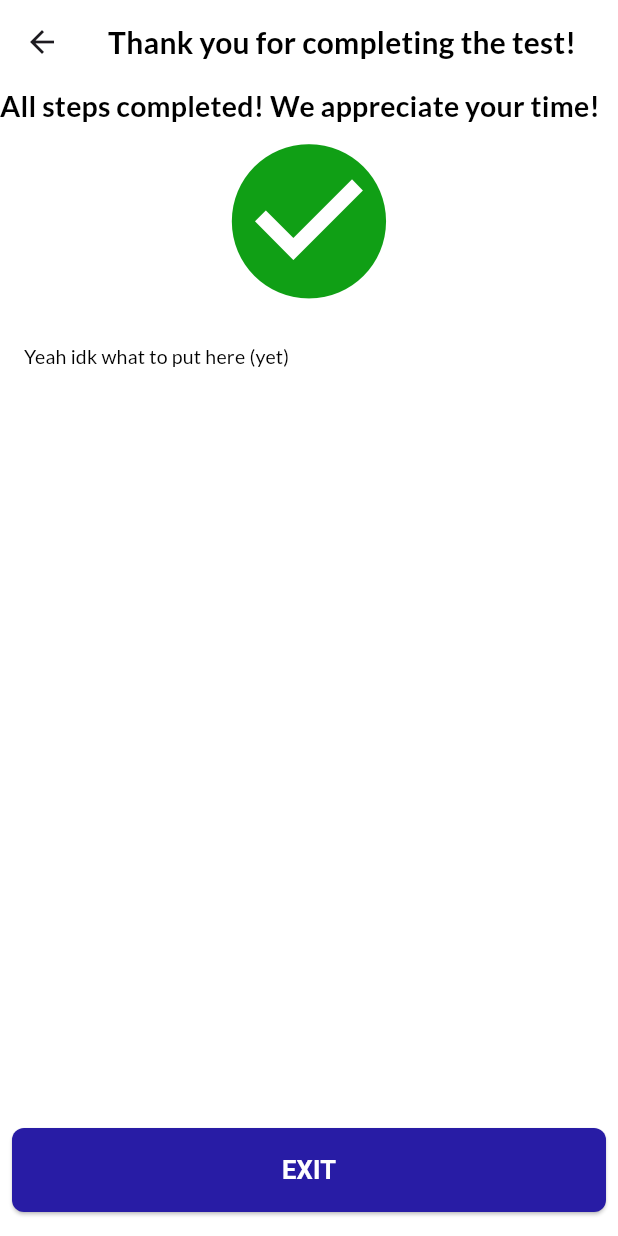
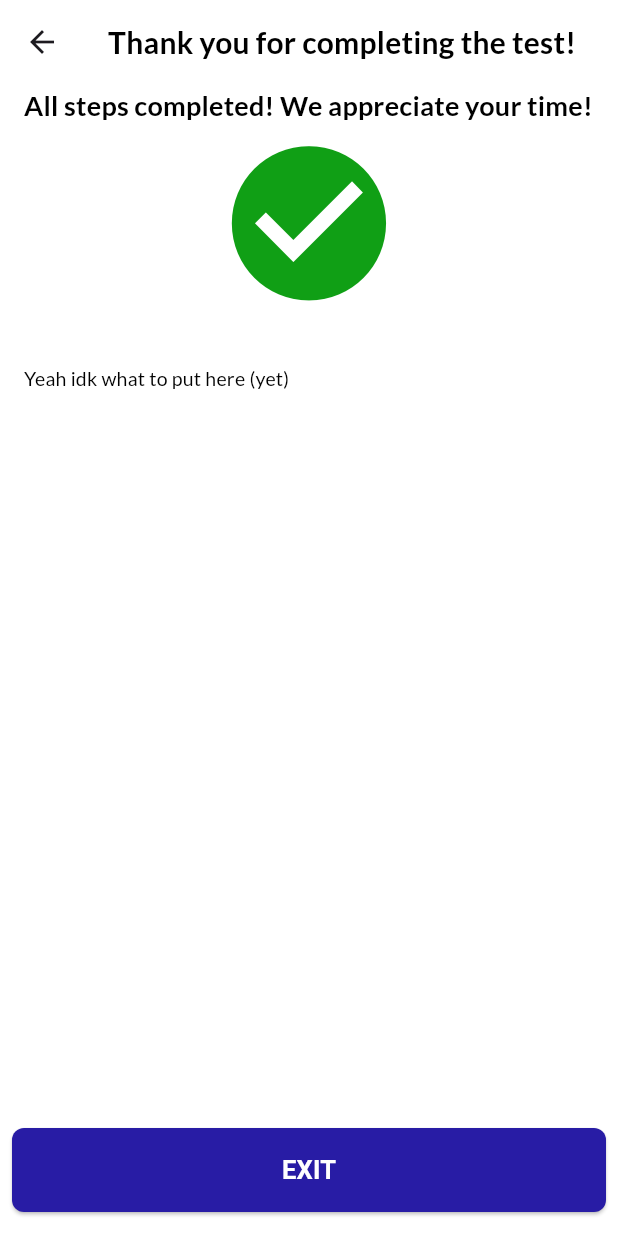
Before and after one commit to kevin200555/autism_ai_test, a Flutter app: the FinalScreen screen opened directly, on a phone screen of 412 x 824 dp. Run offline on Flutter 3.47's test engine with Material 3 defaults, Android fonts, the phone set to English and light mode, and no system bars; drawn by our look-alikes of auto_size_text; our stand-ins replace camera, google_fonts, video_player; missing offline and left inert: pdfx.

Commit message:
Fixed some text-related issues

```diff
--- a/lib/screens/information_screens/final_screen.dart
+++ b/lib/screens/information_screens/final_screen.dart
@@ -24,13 +24,13 @@ class FinalScreen extends StatelessWidget {
           mainAxisAlignment: MainAxisAlignment.start,
           crossAxisAlignment: CrossAxisAlignment.start,
           children: [
-            AppBarTitle('All steps completed! We appreciate your time!\n', color: ColorTheme.textColor),
+            SubTitle('All steps completed! We appreciate your time!\n'),
             // Checkmark Icon
             SizedBox(
               width: double.infinity,
               child: Icon(Icons.check_circle, color: ColorTheme.green, size: MediaQuery.of(context).size.width * 0.3),
             ),
-            AppBarTitle('\nResults', color: ColorTheme.textColor),
+            SubTitle('\nResults'),
             BodyText(
               'Yeah idk what to put here (yet)', maxLines: 1,
             ),
```
Also changed, not shown: lib/screens/data_gathering/video_recording_section_screen.dart (+2 -5 lines).
